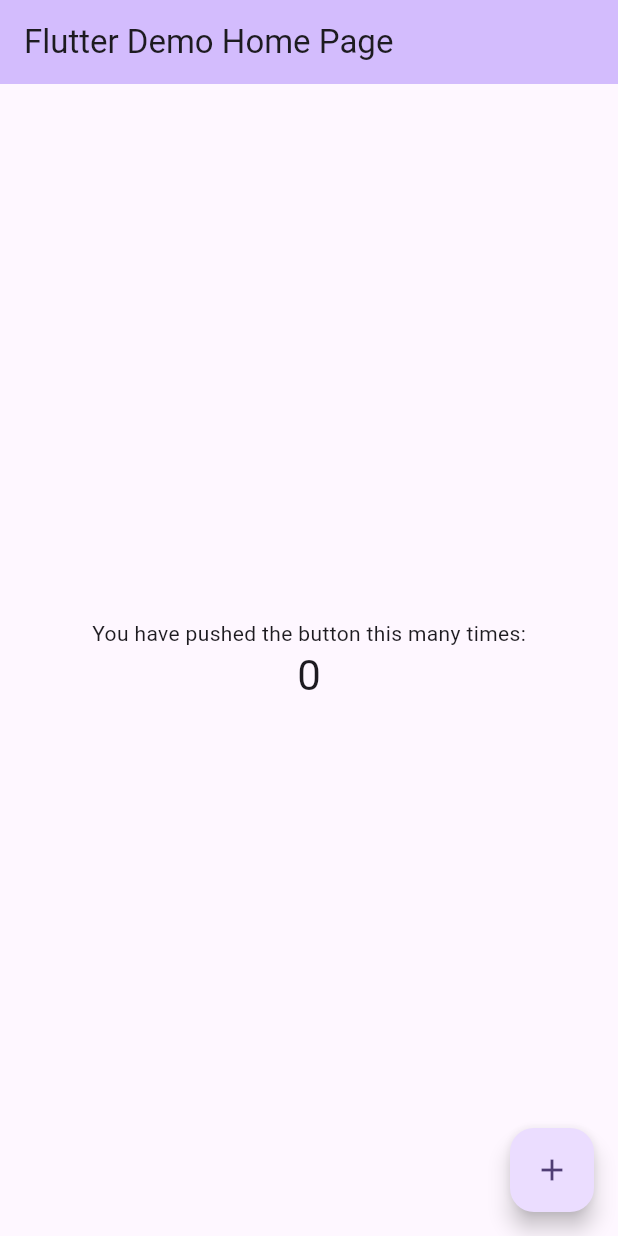
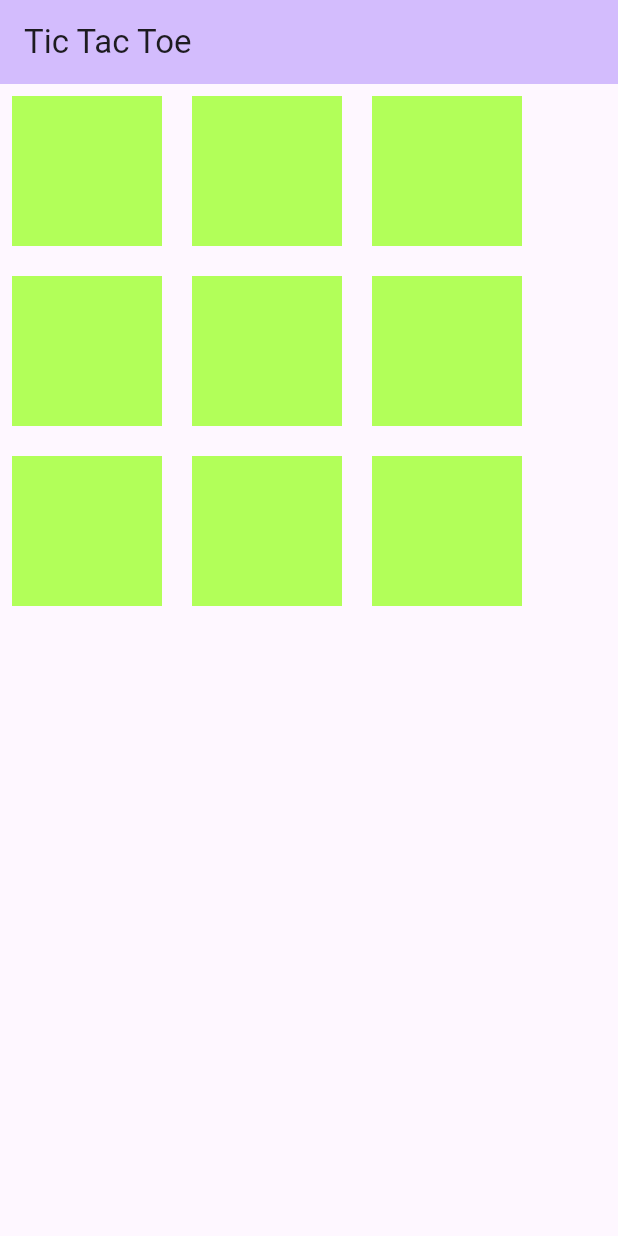
Before and after one commit to Tanujs1994/tictactieGame, a Flutter app: the screen it shows after launch, on a phone screen of 412 x 824 dp. Run offline on Flutter 3.47's test engine with Material 2 defaults, Android fonts, the phone set to English and light mode, and no system bars.

Commit message:
created 9 boxes and edit with stl widget

```diff
--- a/lib/main.dart
+++ b/lib/main.dart
@@ -1,4 +1,7 @@
+// ignore_for_file: prefer_const_constructors, prefer_const_literals_to_create_immutables
+
 import 'package:flutter/material.dart';
+import 'package:tic_tac_toe_game/widgets/tic_tac_toe_cart.dart';
 
 void main() {
   runApp(const MyApp());
@@ -7,46 +10,21 @@ void main() {
 class MyApp extends StatelessWidget {
   const MyApp({super.key});
 
-  // This widget is the root of your application.
   @override
   Widget build(BuildContext context) {
     return MaterialApp(
       title: 'Flutter Demo',
       theme: ThemeData(
-        // This is the theme of your application.
-        //
-        // TRY THIS: Try running your application with "flutter run". You'll see
-        // the application has a blue toolbar. Then, without quitting the app,
-        // try changing the seedColor in the colorScheme below to Colors.green
-        // and then invoke "hot reload" (save your changes or press the "hot
-        // reload" button in a Flutter-supported IDE, or press "r" if you used
-        // the command line to start the app).
-        //
-        // Notice that the counter didn't reset back to zero; the application
-        // state is not lost during the reload. To reset the state, use hot
-        // restart instead.
-        //
-        // This works for code too, not just values: Most code changes can be
-        // tested with just a hot reload.
         colorScheme: ColorScheme.fromSeed(seedColor: Colors.deepPurple),
         useMaterial3: true,
       ),
-      home: const MyHomePage(title: 'Flutter Demo Home Page'),
+      home: const MyHomePage(title: 'Tic Tac Toe'),
     );
   }
 }
 
 class MyHomePage extends StatefulWidget {
   const MyHomePage({super.key, required this.title});
-
-  // This widget is the home page of your application. It is stateful, meaning
-  // that it has a State object (defined below) that contains fields that affect
-  // how it looks.
-
-  // This class is the configuration for the state. It holds the values (in this
-  // case the title) provided by the parent (in this case the App widget) and
-  // used by the build method of the State. Fields in a Widget subclass are
-  // always marked "final".
 
   final String title;
 
@@ -55,71 +33,68 @@ class MyHomePage extends StatefulWidget {
 }
 
 class _MyHomePageState extends State<MyHomePage> {
-  int _counter = 0;
-
-  void _incrementCounter() {
-    setState(() {
-      // This call to setState tells the Flutter framework that something has
-      // changed in this State, which causes it to rerun the build method below
-      // so that the display can reflect the updated values. If we changed
-      // _counter without calling setState(), then the build method would not be
-      // called again, and so nothing would appear to happen.
-      _counter++;
-    });
-  }
-
   @override
   Widget build(BuildContext context) {
-    // This method is rerun every time setState is called, for instance as done
-    // by the _incrementCounter method above.
-    //
-    // The Flutter framework has been optimized to make rerunning build methods
-    // fast, so that you can just rebuild anything that needs updating rather
-    // than having to individually change instances of widgets.
     return Scaffold(
         appBar: AppBar(
-        // TRY THIS: Try changing the color here to a specific color (to
-        // Colors.amber, perhaps?) and trigger a hot reload to see the AppBar
-        // change color while the other colors stay the same.
           backgroundColor: Theme.of(context).colorScheme.inversePrimary,
-        // Here we take the value from the MyHomePage object that was created by
-        // the App.build method, and use it to set our appbar title.
           title: Text(widget.title),
         ),
-      body: Center(
-        // Center is a layout widget. It takes a single child and positions it
-        // in the middle of the parent.
-        child: Column(
-          // Column is also a layout widget. It takes a list of children and
-          // arranges them vertically. By default, it sizes itself to fit its
-          // children horizontally, and tries to be as tall as its parent.
-          //
-          // Column has various properties to control how it sizes itself and
-          // how it positions its children. Here we use mainAxisAlignment to
-          // center the children vertically; the main axis here is the vertical
-          // axis because Columns are vertical (the cross axis would be
-          // horizontal).
-          //
-          // TRY THIS: Invoke "debug painting" (choose the "Toggle Debug Paint"
-          // action in the IDE, or press "p" in the console), to see the
-          // wireframe for each widget.
-          mainAxisAlignment: MainAxisAlignment.center,
-          children: <Widget>[
-            const Text(
-              'You have pushed the button this many times:',
+        body: Padding(
+          padding: const EdgeInsets.all(8.0),
+          child: ListView(
+            children: [
+              Column(
+                children: [
+                  Row(
+                    children: [
+                      TicTakToeCart(),
+                      SizedBox(
+                        width: 20,
                       ),
-            Text(
-              '$_counter',
-              style: Theme.of(context).textTheme.headlineMedium,
+                      TicTakToeCart(),
+                      SizedBox(
+                        width: 20,
+                      ),
+                      TicTakToeCart(),
+                    ],
+                  ),
+                  SizedBox(
+                    height: 20,
+                  ),
+                  Row(
+                    children: [
+                      TicTakToeCart(),
+                      SizedBox(
+                        width: 20,
+                      ),
+                      TicTakToeCart(),
+                      SizedBox(
+                        width: 20,
+                      ),
+                      TicTakToeCart(),
+                    ],
+                  ),
+                  SizedBox(
+                    height: 20,
+                  ),
+                  Row(
+                    children: [
+                      TicTakToeCart(),
+                      SizedBox(
+                        width: 20,
+                      ),
+                      TicTakToeCart(),
+                      SizedBox(
+                        width: 20,
+                      ),
+                      TicTakToeCart(),
+                    ],
                   ),
                 ],
+              )
+            ],
           ),
-      ),
-      floatingActionButton: FloatingActionButton(
-        onPressed: _incrementCounter,
-        tooltip: 'Increment',
-        child: const Icon(Icons.add),
-      ), // This trailing comma makes auto-formatting nicer for build methods.
-    );
+        ));
   }
 }
--- /dev/null
+++ b/lib/widgets/tic_tac_toe_cart.dart
@@ -0,0 +1,14 @@
+import 'package:flutter/material.dart';
+
+class TicTakToeCart extends StatelessWidget {
+  const TicTakToeCart({super.key});
+
+  @override
+  Widget build(BuildContext context) {
+    return Container(
+      height: 100,
+      width: 100,
+      color: Colors.lightGreenAccent,
+    );
+  }
+}
```
Lines whose indentation alone changed are shown as unchanged.
